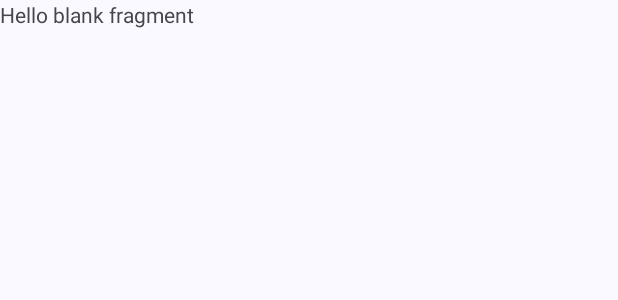
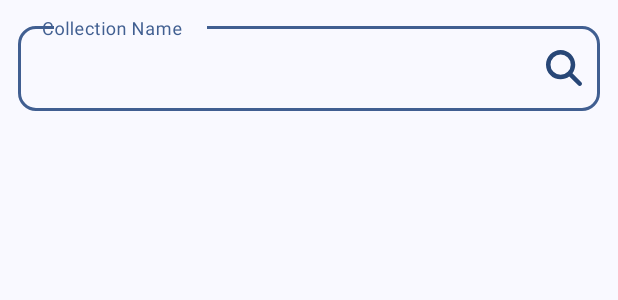
Before and after one commit to quangtung75/BTL_Android, an Android app: the layout fragment_following_collections.xml on its own in the app's theme, with its tools: preview values and no code run, on a phone screen of 412 x 824 dp. Shown: the top 300 px of the screen. Run offline under Robolectric (Android 15) with nearby library versions, the phone set to English and light mode, and no system bars.

Commit message:
Add fragment_collections, fragment_owner_collections, fragment_following_collections

```diff
--- a/app/src/main/res/layout/fragment_following_collections.xml
+++ b/app/src/main/res/layout/fragment_following_collections.xml
@@ -1,14 +1,54 @@
 <?xml version="1.0" encoding="utf-8"?>
 <FrameLayout xmlns:android="http://schemas.android.com/apk/res/android"
     xmlns:tools="http://schemas.android.com/tools"
+    xmlns:app="http://schemas.android.com/apk/res-auto"
     android:layout_width="match_parent"
     android:layout_height="match_parent"
     tools:context=".FollowingCollectionsFragment">
 
-    <!-- TODO: Update blank fragment layout -->
-    <TextView
+    <androidx.swiperefreshlayout.widget.SwipeRefreshLayout
+        android:id="@+id/swipeRefreshLayout"
         android:layout_width="match_parent"
-        android:layout_height="match_parent"
-        android:text="@string/hello_blank_fragment" />
+        android:layout_height="match_parent">
+
+        <LinearLayout
+            android:layout_width="match_parent"
+            android:layout_height="match_parent"
+            android:orientation="vertical">
+
+            <com.google.android.material.textfield.TextInputLayout
+                android:layout_width="match_parent"
+                android:layout_height="wrap_content"
+                app:boxCornerRadiusBottomEnd="12dp"
+                app:boxCornerRadiusBottomStart="12dp"
+                app:boxCornerRadiusTopEnd="12dp"
+                app:boxCornerRadiusTopStart="12dp"
+                android:layout_marginTop="12dp"
+                app:endIconDrawable="@drawable/ic_search"
+                app:endIconTint="@color/md_theme_onPrimaryContainer"
+                app:endIconMode="custom">
+
+                <com.google.android.material.textfield.TextInputEditText
+                    android:id="@+id/etCollectionName"
+                    android:layout_width="match_parent"
+                    android:layout_height="wrap_content"
+                    android:hint="Collection Name"
+                    android:textSize="16sp"
+                    android:layout_margin="12dp"
+                    android:lines="1"
+                    android:singleLine="true"
+                    android:imeOptions="actionSearch" />
+
+            </com.google.android.material.textfield.TextInputLayout>
+
+            <androidx.recyclerview.widget.RecyclerView
+                android:id="@+id/recyclerView"
+                android:layout_width="match_parent"
+                android:layout_height="match_parent"
+                android:layout_margin="6dp" />
+
+        </LinearLayout>
+
+    </androidx.swiperefreshlayout.widget.SwipeRefreshLayout>
 
 </FrameLayout>
```
Also changed, not shown: app/src/main/res/layout/fragment_collections.xml (+27 -6 lines), app/src/main/res/layout/fragment_owner_collections.xml (+53 -4 lines).
